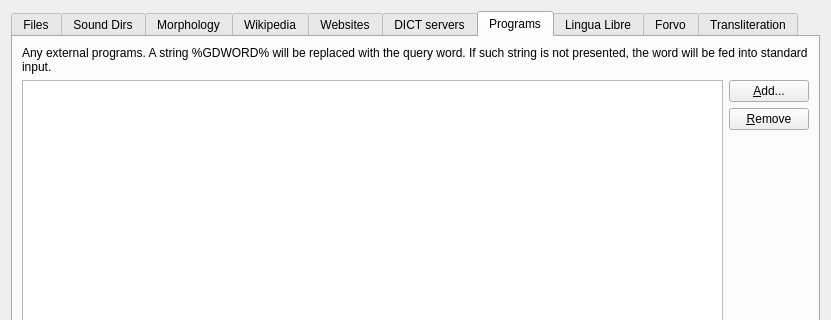
Above: sources.ui from xiaoyifang/goldendict-ng before the change; both pictures show x 0 to 831 and y 0 to 320 of the 831 by 531 pixel window. Below: the same form after it.
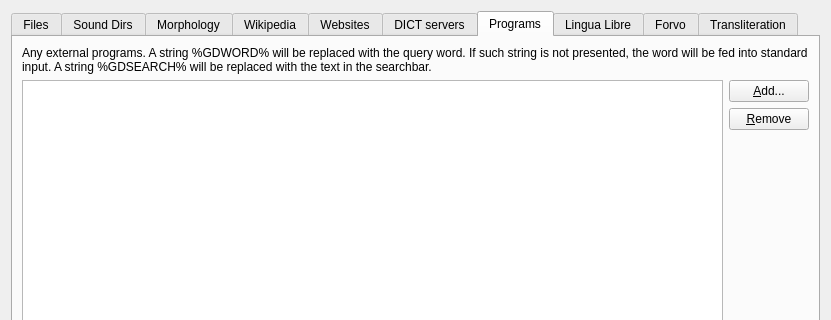
That is the form after the change. The open tabs and pages were chosen to show the change. Icons and pictures are not drawn.

Commit message: give external programs access to translateLine via %GDSEARCH%

```diff
--- a/sources.ui
+++ b/sources.ui
@@ -409,7 +409,7 @@
        <item>
         <widget class="QLabel" name="label_16">
          <property name="text">
-          <string>Any external programs. A string %GDWORD% will be replaced with the query word. If such string is not presented, the word will be fed into standard input.</string>
+          <string>Any external programs. A string %GDWORD% will be replaced with the query word. If such string is not presented, the word will be fed into standard input. A string %GDSEARCH% will be replaced with the text in the searchbar.</string>
          </property>
          <property name="wordWrap">
           <bool>true</bool>
```
The commit also changes 3 other files.
